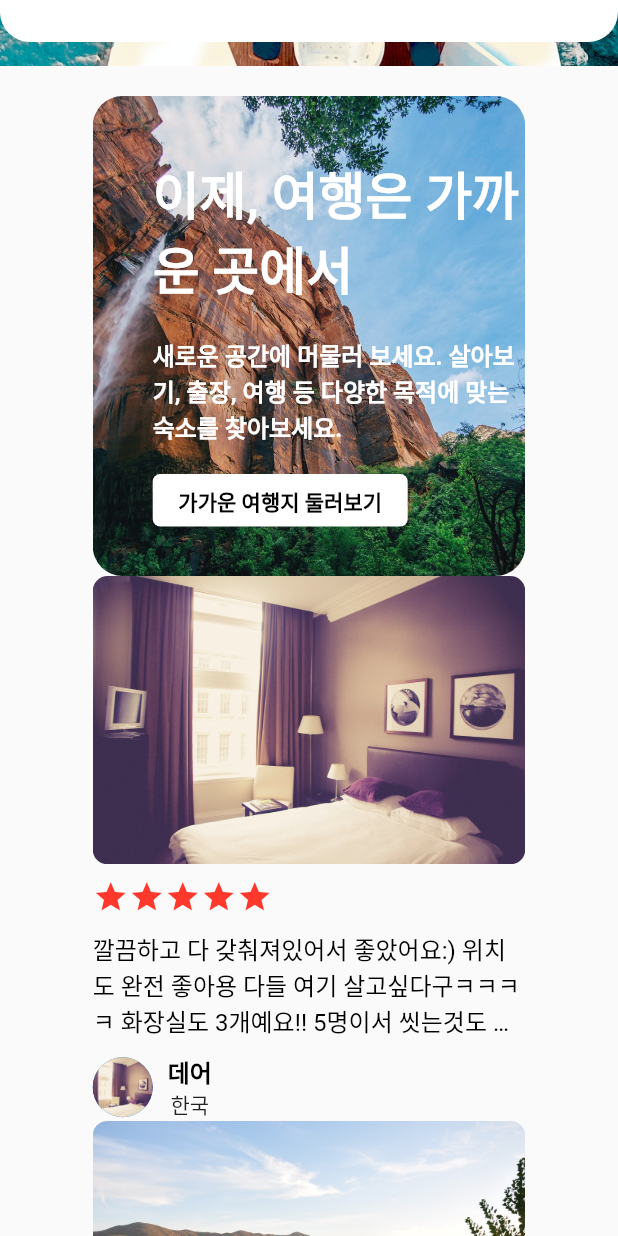
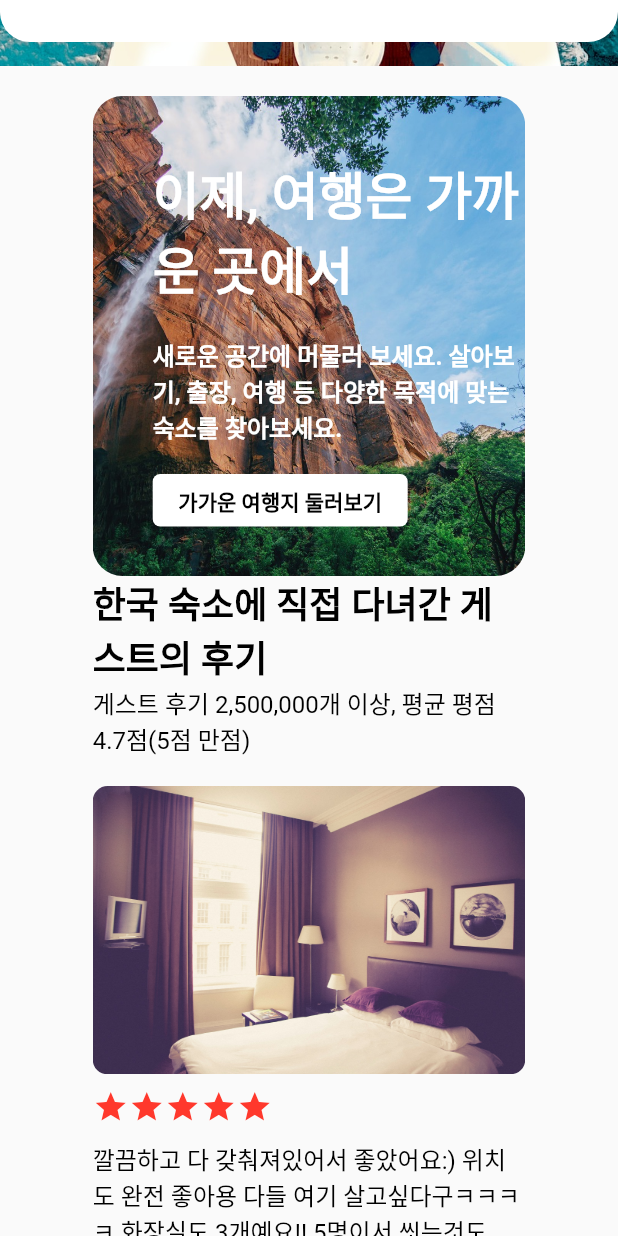
Before and after one commit to hyonna12/flutter-airbnb, a Flutter app: the screen it shows after launch, scrolled down 576 dp, on a phone screen of 412 x 824 dp. Run offline on Flutter 3.47's test engine with Material 2 defaults, Android fonts, the phone set to English and light mode, and no system bars; missing offline and left inert: dart:html.

Commit message:
home_body_popular

```diff
--- a/lib/components/home/home_body_popular.dart
+++ b/lib/components/home/home_body_popular.dart
@@ -1,5 +1,7 @@
 import 'package:flutter/material.dart';
 import 'package:flutter_airbnb/components/home/home_body_popular_item.dart';
+import 'package:flutter_airbnb/size.dart';
+import 'package:flutter_airbnb/styles.dart';
 
 class HomeBodyPopualr extends StatelessWidget {
   const HomeBodyPopualr({Key? key}) : super(key: key);
@@ -18,7 +20,19 @@ class HomeBodyPopualr extends StatelessWidget {
   }
 
   Widget _buildPopularTitle() {
-    return SizedBox();
+    return Column(
+      children: [
+        Text(
+          "한국 숙소에 직접 다녀간 게스트의 후기",
+          style: h5(),
+        ),
+        Text(
+          "게스트 후기 2,500,000개 이상, 평균 평점 4.7점(5점 만점)",
+          style: body1(),
+        ),
+        SizedBox(height: gap_m),
+      ],
+    );
   }
 
   Widget _buildPopularList() {
```
